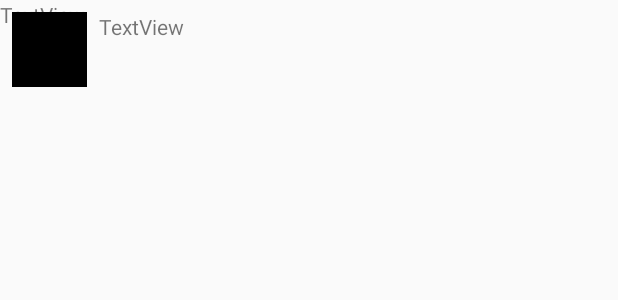
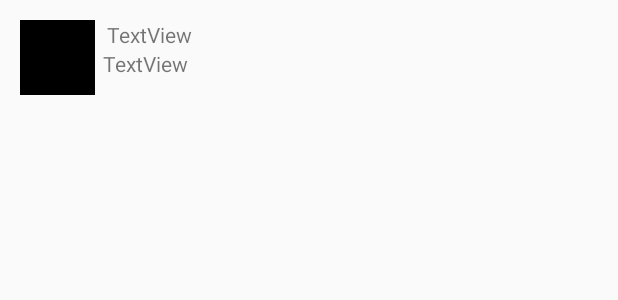
Before and after one commit to angcast/MySimpleTweets, an Android app: the layout item_tweet.xml on its own in the app's theme, with its tools: preview values and no code run, on a phone screen of 412 x 824 dp. Shown: the top 300 px of the screen. Run offline under Robolectric (Android 15) with nearby library versions, the phone set to English and light mode, and no system bars.

Commit message:
Before stretch exercises

```diff
--- a/app/build.gradle
+++ b/app/build.gradle
@@ -37,6 +37,7 @@ dependencies {
     implementation 'com.android.support:appcompat-v7:28.0.0'
     // Glide for remote image loading
     implementation 'com.github.bumptech.glide:glide:3.8.0'
+
     // Android Async Http for sending async network requests
     implementation 'com.loopj.android:android-async-http:1.4.9'
     // Room for simple persistence with an ORM
@@ -45,4 +46,6 @@ dependencies {
     annotationProcessor "android.arch.persistence.room:compiler:1.1.1"
     implementation 'com.facebook.stetho:stetho:1.5.0'
     implementation 'com.android.support:recyclerview-v7:28.0.0'
+
+    implementation 'com.android.support:appcompat-v7:27.1.1'
 }
--- a/app/src/main/res/layout/activity_timeline.xml
+++ b/app/src/main/res/layout/activity_timeline.xml
@@ -18,4 +18,6 @@
         app:layout_constraintLeft_toLeftOf="parent"
         app:layout_constraintBottom_toBottomOf="parent"
         app:layout_constraintRight_toRightOf="parent" />
+
+
 </android.support.constraint.ConstraintLayout>
--- a/app/src/main/res/layout/item_tweet.xml
+++ b/app/src/main/res/layout/item_tweet.xml
@@ -2,12 +2,13 @@
 <android.support.constraint.ConstraintLayout
     xmlns:android="http://schemas.android.com/apk/res/android"
     xmlns:app="http://schemas.android.com/apk/res-auto"
+    android:layout_margin="5dp"
     xmlns:tools="http://schemas.android.com/tools"
     android:layout_width="match_parent"
-    android:layout_height="match_parent">
+    android:layout_height="wrap_content">
 
     <ImageView
-        android:id="@+id/imageView"
+        android:id="@+id/ivProfileImage"
         android:layout_width="50dp"
         android:layout_height="50dp"
         android:layout_marginStart="8dp"
@@ -17,26 +18,28 @@
         app:srcCompat="@android:color/background_dark" />
 
     <TextView
-        android:id="@+id/textView"
-        android:layout_width="110dp"
-        android:layout_height="18dp"
-        android:layout_marginStart="8dp"
+        android:id="@+id/tvUserName"
+        android:layout_width="wrap_content"
+        android:layout_height="0dp"
+        android:layout_marginStart="4dp"
         android:layout_marginTop="8dp"
         android:layout_marginEnd="8dp"
-        android:layout_marginBottom="8dp"
         android:text="TextView"
-        app:layout_constraintBottom_toTopOf="@+id/textView2"
+        app:layout_constraintEnd_toEndOf="parent"
+        app:layout_constraintHorizontal_bias="0.014"
+        app:layout_constraintStart_toEndOf="@+id/ivProfileImage"
+        app:layout_constraintTop_toTopOf="parent" />
+
+    <TextView
+        android:id="@+id/tvUserTweet"
+        android:layout_width="0dp"
+        android:layout_height="wrap_content"
+        android:layout_marginLeft="5dp"
+        android:layout_marginEnd="8dp"
+        android:text="TextView"
         app:layout_constraintEnd_toEndOf="parent"
         app:layout_constraintHorizontal_bias="0.0"
-        app:layout_constraintStart_toEndOf="@+id/imageView"
-        app:layout_constraintTop_toTopOf="parent"
-        app:layout_constraintVertical_bias="0.0" />
+        app:layout_constraintStart_toEndOf="@+id/ivProfileImage"
+        app:layout_constraintTop_toBottomOf="@+id/tvUserName" />
 
-    <TextView
-        android:id="@+id/textView2"
-        android:layout_width="136dp"
-        android:layout_height="25dp"
-        android:text="TextView"
-        tools:layout_editor_absoluteX="66dp"
-        tools:layout_editor_absoluteY="26dp" />
 </android.support.constraint.ConstraintLayout>
```
Also changed, not shown: app/src/main/java/com/codepath/apps/restclienttemplate/TimelineActivity.java (+41 -14 lines), app/src/main/java/com/codepath/apps/restclienttemplate/TweetAdapter.java (added, +64 -0 lines), app/src/main/composeTweet-web.png (added), app/src/main/res/mipmap-hdpi/ic_launcher_foreground.png (added), app/src/main/res/mipmap-mdpi/ic_launcher_foreground.png (added), app/src/main/res/mipmap-xhdpi/ic_launcher_foreground.png (added), app/src/main/res/mipmap-xxhdpi/ic_launcher_foreground.png (added), app/src/main/res/mipmap-xxxhdpi/ic_launcher_foreground.png (added).
